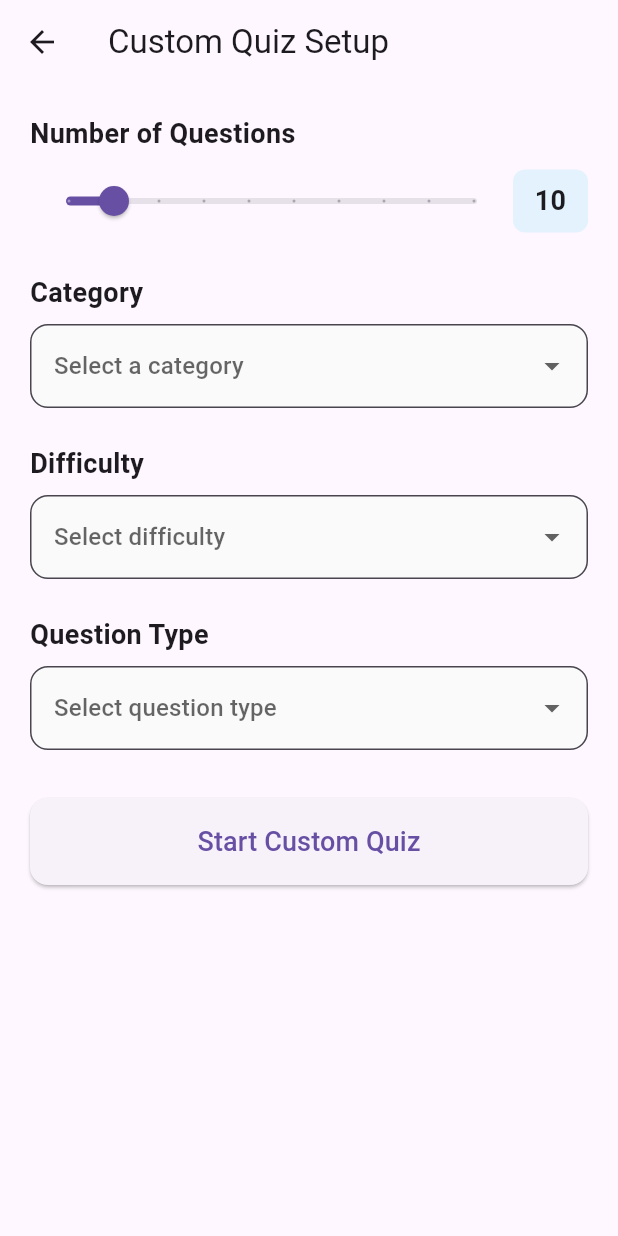
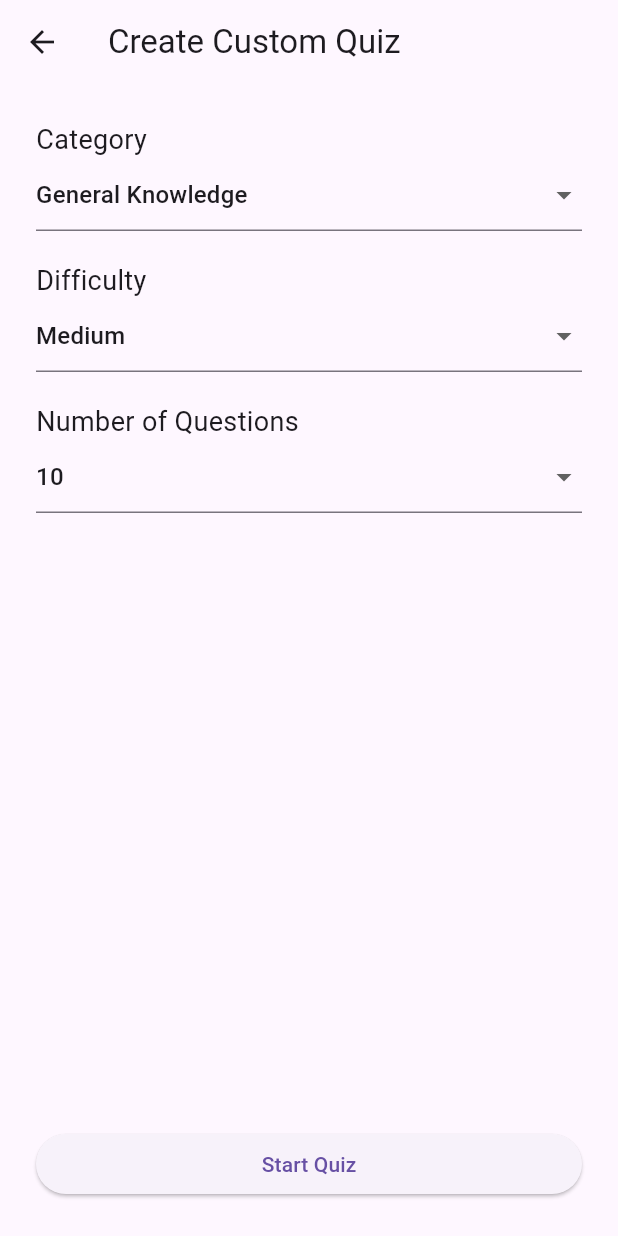
Before and after one commit to iamsakill/quizz-ap, a Flutter app: the CustomQuizScreen screen opened directly, on a phone screen of 412 x 824 dp. Run offline on Flutter 3.47's test engine with Material 3 defaults, Android fonts, the phone set to English and light mode, and no system bars; our stand-ins replace cloud_firestore, firebase_auth, firebase_core, go_router, google_sign_in; accounts and stored records are empty.

Commit message:
new scrren

```diff
--- a/lib/main.dart
+++ b/lib/main.dart
@@ -25,7 +25,6 @@ void main() async {
   );
 }
 
-/// Helper class to notify GoRouter when a stream emits a new value.
 class GoRouterRefreshStream extends ChangeNotifier {
   GoRouterRefreshStream(Stream<dynamic> stream) {
     notifyOnStream(stream);
@@ -45,7 +44,7 @@ class MyApp extends StatelessWidget {
   Widget build(BuildContext context) {
     final user = context.watch<User?>();
 
-    // ✅ Set up GoRouter
+
     final GoRouter router = GoRouter(
       initialLocation: '/',
       refreshListenable: GoRouterRefreshStream(
@@ -72,7 +71,7 @@ class MyApp extends StatelessWidget {
       debugShowCheckedModeBanner: false,
       title: 'Quiz App',
       theme: ThemeData(primarySwatch: Colors.blue, useMaterial3: true),
-      routerConfig: router, // ✅ Use GoRouter here
+      routerConfig: router,
     );
   }
 }
--- a/lib/views/custom_quizz_screen.dart
+++ b/lib/views/custom_quizz_screen.dart
@@ -9,202 +9,105 @@ class CustomQuizScreen extends StatefulWidget {
 }
 
 class _CustomQuizScreenState extends State<CustomQuizScreen> {
-  // Configuration options
-  int _questionCount = 10;
-  String? _selectedCategory;
-  String? _selectedDifficulty;
-  String? _selectedType;
+  String _selectedCategory = '9'; // Default: General Knowledge
+  String _selectedDifficulty = 'medium';
+  int _selectedNumber = 10;
 
-  // Available categories with IDs
-  final Map<String, int> _categories = {
-    'Any Category': 0,
-    'General Knowledge': 9,
-    'Entertainment: Books': 10,
-    'Entertainment: Film': 11,
-    'Entertainment: Music': 12,
-    'Entertainment: Musicals & Theatres': 13,
-    'Entertainment: Television': 14,
-    'Entertainment: Video Games': 15,
-    'Entertainment: Board Games': 16,
-    'Science & Nature': 17,
-    'Science: Computers': 18,
-    'Science: Mathematics': 19,
-    'Mythology': 20,
-    'Sports': 21,
-    'Geography': 22,
-    'History': 23,
-    'Politics': 24,
-    'Art': 25,
-    'Celebrities': 26,
-    'Animals': 27,
-    'Vehicles': 28,
-    'Entertainment: Comics': 29,
-    'Science: Gadgets': 30,
-    'Entertainment: Japanese Anime & Manga': 31,
-    'Entertainment: Cartoon & Animations': 32,
-  };
+  final List<Map<String, String>> categories = [
+    {"id": "9", "name": "General Knowledge"},
+    {"id": "10", "name": "Books"},
+    {"id": "11", "name": "Film"},
+    {"id": "12", "name": "Music"},
+    {"id": "13", "name": "Musicals & Theatres"},
+    {"id": "14", "name": "Television"},
+    {"id": "15", "name": "Video Games"},
+    {"id": "16", "name": "Board Games"},
+    {"id": "17", "name": "Science & Nature"},
+    {"id": "18", "name": "Computers"},
+    {"id": "19", "name": "Mathematics"},
+    {"id": "20", "name": "Mythology"},
+    {"id": "21", "name": "Sports"},
+    {"id": "22", "name": "Geography"},
+    {"id": "23", "name": "History"},
+    {"id": "24", "name": "Politics"},
+    {"id": "25", "name": "Art"},
+    {"id": "26", "name": "Celebrities"},
+    {"id": "27", "name": "Animals"},
+    {"id": "28", "name": "Vehicles"},
+    {"id": "29", "name": "Comics"},
+    {"id": "30", "name": "Gadgets"},
+    {"id": "31", "name": "Anime & Manga"},
+    {"id": "32", "name": "Cartoon & Animations"},
+  ];
 
-  final List<String> _difficulties = [
-    'Any Difficulty',
-    'Easy',
-    'Medium',
-    'Hard',
-  ];
-  final List<String> _types = ['Any Type', 'Multiple Choice', 'True/False'];
+  final List<String> difficulties = ['easy', 'medium', 'hard'];
+  final List<int> questionCounts = [5, 10, 15, 20];
 
   @override
   Widget build(BuildContext context) {
     return Scaffold(
-      appBar: AppBar(title: const Text('Custom Quiz Setup')),
-      body: SingleChildScrollView(
-        padding: const EdgeInsets.all(20),
+      appBar: AppBar(title: const Text('Create Custom Quiz')),
+      body: Padding(
+        padding: const EdgeInsets.all(24),
         child: Column(
           crossAxisAlignment: CrossAxisAlignment.start,
           children: [
-            // Number of Questions
-            const Text(
-              'Number of Questions',
-              style: TextStyle(fontSize: 18, fontWeight: FontWeight.bold),
-            ),
-            const SizedBox(height: 8),
-            Row(
-              children: [
-                Expanded(
-                  child: Slider(
-                    value: _questionCount.toDouble(),
-                    min: 5,
-                    max: 50,
-                    divisions: 9,
-                    label: _questionCount.toString(),
-                    onChanged: (value) {
-                      setState(() {
-                        _questionCount = value.toInt();
-                      });
-                    },
-                  ),
-                ),
-                Container(
-                  width: 50,
-                  padding: const EdgeInsets.all(8),
-                  decoration: BoxDecoration(
-                    color: Colors.blue.shade50,
-                    borderRadius: BorderRadius.circular(8),
-                  ),
-                  child: Text(
-                    '$_questionCount',
-                    textAlign: TextAlign.center,
-                    style: const TextStyle(
-                      fontSize: 18,
-                      fontWeight: FontWeight.bold,
-                    ),
-                  ),
-                ),
-              ],
-            ),
-            const SizedBox(height: 24),
-
-            // Category Selection
-            const Text(
-              'Category',
-              style: TextStyle(fontSize: 18, fontWeight: FontWeight.bold),
-            ),
-            const SizedBox(height: 8),
+            const Text("Category", style: TextStyle(fontSize: 18)),
             DropdownButtonFormField<String>(
               value: _selectedCategory,
-              decoration: InputDecoration(
-                border: OutlineInputBorder(
-                  borderRadius: BorderRadius.circular(12),
-                ),
-                filled: true,
-                fillColor: Colors.grey.shade50,
-              ),
-              hint: const Text('Select a category'),
-              items: _categories.keys.map((String category) {
-                return DropdownMenuItem<String>(
-                  value: category,
-                  child: Text(category),
-                );
-              }).toList(),
-              onChanged: (value) {
-                setState(() {
-                  _selectedCategory = value;
-                });
-              },
+              items: categories
+                  .map(
+                    (cat) => DropdownMenuItem(
+                      value: cat['id'],
+                      child: Text(cat['name']!),
+                    ),
+                  )
+                  .toList(),
+              onChanged: (value) => setState(() {
+                _selectedCategory = value!;
+              }),
             ),
-            const SizedBox(height: 24),
+            const SizedBox(height: 20),
 
-            // Difficulty Selection
-            const Text(
-              'Difficulty',
-              style: TextStyle(fontSize: 18, fontWeight: FontWeight.bold),
-            ),
-            const SizedBox(height: 8),
+            const Text("Difficulty", style: TextStyle(fontSize: 18)),
             DropdownButtonFormField<String>(
               value: _selectedDifficulty,
-              decoration: InputDecoration(
-                border: OutlineInputBorder(
-                  borderRadius: BorderRadius.circular(12),
-                ),
-                filled: true,
-                fillColor: Colors.grey.shade50,
-              ),
-              hint: const Text('Select difficulty'),
-              items: _difficulties.map((String difficulty) {
-                return DropdownMenuItem<String>(
-                  value: difficulty,
-                  child: Text(difficulty),
-                );
-              }).toList(),
-              onChanged: (value) {
-                setState(() {
-                  _selectedDifficulty = value;
-                });
-              },
+              items: difficulties
+                  .map(
+                    (level) => DropdownMenuItem(
+                      value: level,
+                      child: Text(level[0].toUpperCase() + level.substring(1)),
+                    ),
+                  )
+                  .toList(),
+              onChanged: (value) => setState(() {
+                _selectedDifficulty = value!;
+              }),
             ),
-            const SizedBox(height: 24),
+            const SizedBox(height: 20),
 
-            // Question Type
-            const Text(
-              'Question Type',
-              style: TextStyle(fontSize: 18, fontWeight: FontWeight.bold),
+            const Text("Number of Questions", style: TextStyle(fontSize: 18)),
+            DropdownButtonFormField<int>(
+              value: _selectedNumber,
+              items: questionCounts
+                  .map(
+                    (num) => DropdownMenuItem(
+                      value: num,
+                      child: Text(num.toString()),
+                    ),
+                  )
+                  .toList(),
+              onChanged: (value) => setState(() {
+                _selectedNumber = value!;
+              }),
             ),
-            const SizedBox(height: 8),
-            DropdownButtonFormField<String>(
-              value: _selectedType,
-              decoration: InputDecoration(
-                border: OutlineInputBorder(
-                  borderRadius: BorderRadius.circular(12),
-                ),
-                filled: true,
-                fillColor: Colors.grey.shade50,
-              ),
-              hint: const Text('Select question type'),
-              items: _types.map((String type) {
-                return DropdownMenuItem<String>(value: type, child: Text(type));
-              }).toList(),
-              onChanged: (value) {
-                setState(() {
-                  _selectedType = value;
-                });
-              },
-            ),
-            const SizedBox(height: 32),
+            const Spacer(),
 
-            // Start Quiz Button
             SizedBox(
               width: double.infinity,
               child: ElevatedButton(
-                onPressed: () => _startCustomQuiz(context),
-                style: ElevatedButton.styleFrom(
-                  padding: const EdgeInsets.symmetric(vertical: 16),
-                  shape: RoundedRectangleBorder(
-                    borderRadius: BorderRadius.circular(12),
-                  ),
-                ),
-                child: const Text(
-                  'Start Custom Quiz',
-                  style: TextStyle(fontSize: 18),
-                ),
+                onPressed: _startQuiz,
+                child: const Text("Start Quiz"),
               ),
             ),
           ],
@@ -213,38 +116,18 @@ class _CustomQuizScreenState extends State<CustomQuizScreen> {
     );
   }
 
-  void _startCustomQuiz(BuildContext context) {
-    // Build the API URL based on selections
-    String apiUrl = 'https://opentdb.com/api.php?amount=$_questionCount';
-
-    // Add category if selected
-    if (_selectedCategory != null && _selectedCategory != 'Any Category') {
-      final categoryId = _categories[_selectedCategory];
-      apiUrl += '&category=$categoryId';
-    }
-
-    // Add difficulty if selected
-    if (_selectedDifficulty != null &&
-        _selectedDifficulty != 'Any Difficulty') {
-      apiUrl += '&difficulty=${_selectedDifficulty!.toLowerCase()}';
-    }
-
-    // Add type if selected
-    if (_selectedType != null && _selectedType != 'Any Type') {
-      if (_selectedType == 'Multiple Choice') {
-        apiUrl += '&type=multiple';
-      } else if (_selectedType == 'True/False') {
-        apiUrl += '&type=boolean';
-      }
-    }
+  void _startQuiz() {
+    final selectedCategoryName = categories.firstWhere(
+      (cat) => cat['id'] == _selectedCategory,
+    )['name']!;
+    final apiUrl =
+        'https://opentdb.com/api.php?amount=$_selectedNumber&category=$_selectedCategory&difficulty=$_selectedDifficulty&type=multiple';
 
     Navigator.push(
       context,
       MaterialPageRoute(
-        builder: (context) => QuizScreen(
-          category: _selectedCategory ?? 'Custom Quiz',
-          apiUrl: apiUrl,
-        ),
+        builder: (context) =>
+            QuizScreen(category: selectedCategoryName, apiUrl: apiUrl),
       ),
     );
   }
```
Also changed, not shown: lib/views/home_screen.dart (+151 -96 lines).
